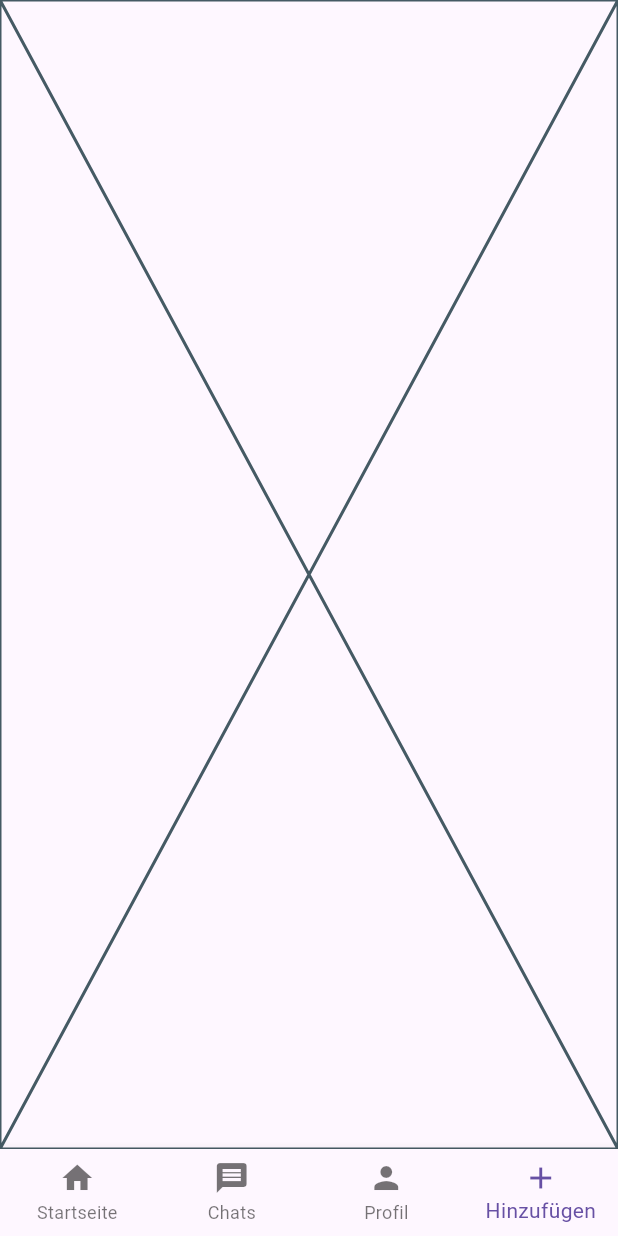
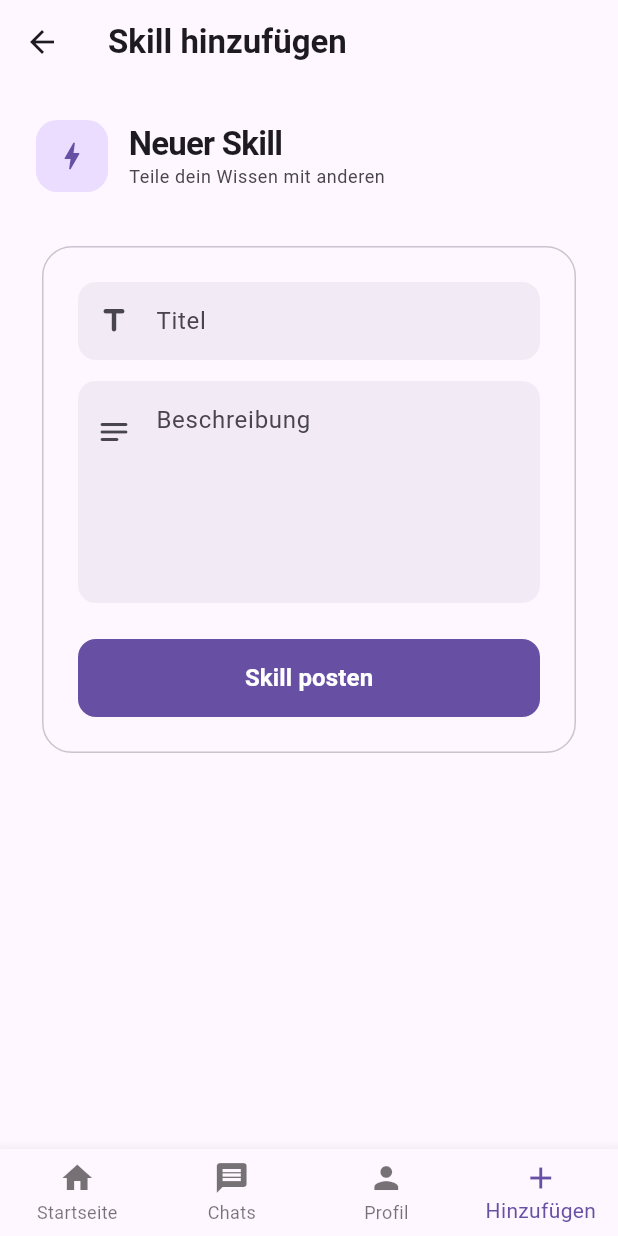
Before and after one commit to GreiFlo/wmc-project-skillable, a Flutter app: the MainScreen screen opened by its route, item 4 of the bottom bar chosen, on a phone screen of 412 x 824 dp. Run offline on Flutter 3.47's test engine with Material 3 defaults, Android fonts, the phone set to English and light mode, and no system bars; our stand-ins replace fluttertoast, geolocator, shared_preferences; accounts and stored records are empty; network calls fail.

Commit message:
implemented skill adding page

```diff
--- a/skillable_frontend/lib/components/filter_chip.dart
+++ b/skillable_frontend/lib/components/filter_chip.dart
@@ -2,13 +2,14 @@ import 'dart:ui';
 
 import 'package:flutter/material.dart';
 
-class _FilterChip extends StatelessWidget {
+class FilterChip extends StatelessWidget {
   final IconData? icon;
   final String? label;
   final bool isSelected;
   final VoidCallback onTap;
 
-  const _FilterChip({
+  const FilterChip({
+    super.key,
     this.icon,
     this.label,
     required this.isSelected,
--- a/skillable_frontend/lib/main_screen.dart
+++ b/skillable_frontend/lib/main_screen.dart
@@ -1,4 +1,5 @@
 import 'package:flutter/material.dart';
+import 'package:skillable_frontend/pages/add_skill.dart';
 import 'package:skillable_frontend/pages/home.dart';
 
 class MainScreen extends StatefulWidget {
@@ -16,8 +17,7 @@ class _MainScreenState extends State<MainScreen> {
     const HomePage(),
     const Placeholder(),
     const Placeholder(),
-    const Placeholder(),
-    const Placeholder(),
+    const AddSkillPage(),
   ];
 
   @override
--- /dev/null
+++ b/skillable_frontend/lib/pages/add_skill.dart
@@ -0,0 +1,174 @@
+import 'package:flutter/material.dart';
+import 'package:fluttertoast/fluttertoast.dart';
+import 'package:geolocator/geolocator.dart';
+import 'package:skillable_frontend/services/location_service.dart';
+import 'package:skillable_frontend/services/skills_service.dart';
+
+class AddSkillPage extends StatefulWidget {
+  const AddSkillPage({super.key});
+
+  @override
+  State<StatefulWidget> createState() {
+    return _AddSkillPage();
+  }
+}
+
+class _AddSkillPage extends State<AddSkillPage> {
+  final TextEditingController titleController = TextEditingController();
+  final TextEditingController descriptionController = TextEditingController();
+
+  @override
+  void dispose() {
+    titleController.dispose();
+    descriptionController.dispose();
+    super.dispose();
+  }
+
+
+  //AI wie prompt 4
+  @override
+  Widget build(BuildContext context) {
+    return Scaffold(
+      appBar: AppBar(
+        title: const Text(
+          'Skill hinzufügen',
+          style: TextStyle(fontWeight: FontWeight.bold),
+        ),
+      ),
+      body: SingleChildScrollView(
+        padding: const EdgeInsets.all(24),
+        child: Column(
+          crossAxisAlignment: CrossAxisAlignment.stretch,
+          children: [
+            // Header
+            Row(
+              children: [
+                Container(
+                  width: 48,
+                  height: 48,
+                  decoration: BoxDecoration(
+                    color: Theme.of(context).colorScheme.primaryContainer,
+                    borderRadius: BorderRadius.circular(14),
+                  ),
+                  child: Icon(
+                    Icons.bolt_rounded,
+                    color: Theme.of(context).colorScheme.primary,
+                  ),
+                ),
+                const SizedBox(width: 14),
+                Column(
+                  crossAxisAlignment: CrossAxisAlignment.start,
+                  children: [
+                    Text(
+                      'Neuer Skill',
+                      style: Theme.of(context).textTheme.titleLarge?.copyWith(
+                        fontWeight: FontWeight.bold,
+                        letterSpacing: -0.5,
+                      ),
+                    ),
+                    Text(
+                      'Teile dein Wissen mit anderen',
+                      style: Theme.of(context).textTheme.bodySmall?.copyWith(
+                        color: Theme.of(context).colorScheme.onSurfaceVariant,
+                      ),
+                    ),
+                  ],
+                ),
+              ],
+            ),
+
+            const SizedBox(height: 32),
+
+            Card(
+              elevation: 0,
+              shape: RoundedRectangleBorder(
+                borderRadius: BorderRadius.circular(20),
+                side: BorderSide(
+                  color: Theme.of(context).colorScheme.outlineVariant,
+                ),
+              ),
+              color: Theme.of(context).colorScheme.surface,
+              child: Padding(
+                padding: const EdgeInsets.all(24),
+                child: Column(
+                  crossAxisAlignment: CrossAxisAlignment.stretch,
+                  children: [
+                    TextField(
+                      controller: titleController,
+                      decoration: InputDecoration(
+                        labelText: 'Titel',
+                        prefixIcon: const Icon(Icons.title_rounded),
+                        border: OutlineInputBorder(
+                          borderRadius: BorderRadius.circular(12),
+                          borderSide: BorderSide.none,
+                        ),
+                        filled: true,
+                        fillColor: Theme.of(context)
+                            .colorScheme
+                            .surfaceVariant
+                            .withOpacity(0.5),
+                        contentPadding: const EdgeInsets.symmetric(
+                          horizontal: 16,
+                          vertical: 14,
+                        ),
+                      ),
+                    ),
+                    const SizedBox(height: 14),
+                    TextField(
+                      controller: descriptionController,
+                      maxLines: 5,
+                      decoration: InputDecoration(
+                        labelText: 'Beschreibung',
+                        alignLabelWithHint: true,
+                        prefixIcon: const Padding(
+                          padding: EdgeInsets.only(bottom: 80),
+                          child: Icon(Icons.notes_rounded),
+                        ),
+                        border: OutlineInputBorder(
+                          borderRadius: BorderRadius.circular(12),
+                          borderSide: BorderSide.none,
+                        ),
+                        filled: true,
+                        fillColor: Theme.of(context)
+                            .colorScheme
+                            .surfaceVariant
+                            .withOpacity(0.5),
+                        contentPadding: const EdgeInsets.symmetric(
+                          horizontal: 16,
+                          vertical: 14,
+                        ),
+                      ),
+                    ),
+                    const SizedBox(height: 24),
+                    FilledButton(
+                      onPressed: () async {
+                        Position p = await LocationService().determinePosition();
+                        await SkillsService().addSkill(title: titleController.text, description: descriptionController.text, long: p.longitude, lat: p.latitude);
+                        Fluttertoast.showToast(msg: "Skill geposted!", toastLength: Toast.LENGTH_LONG);
+                        titleController.text = '';
+                        descriptionController.text = '';
+                      },
+                      style: FilledButton.styleFrom(
+                        minimumSize: const Size.fromHeight(52),
+                        shape: RoundedRectangleBorder(
+                          borderRadius: BorderRadius.circular(12),
+                        ),
+                      ),
+                      child: const Text(
+                        'Skill posten',
+                        style: TextStyle(
+                          fontSize: 16,
+                          fontWeight: FontWeight.w600,
+                        ),
+                      ),
+                    ),
+                  ],
+                ),
+              ),
+            ),
+          ],
+        ),
+      ),
+    );
+  }
+}
--- a/skillable_frontend/lib/services/skills_service.dart
+++ b/skillable_frontend/lib/services/skills_service.dart
@@ -84,9 +84,15 @@ class SkillsService {
   }) async {
     final uri = Uri.parse(baseUrl);
 
+    var sharedPreferences = await SharedPreferences.getInstance();
+    var token = sharedPreferences.getString('token');
+
     await _client.post(
       uri,
-      headers: {'Content-Type': 'application/json'},
+      headers: {
+        'Content-Type': 'application/json',
+        'Authorization': 'Bearer $token',
+      },
       body: jsonEncode({
         "title": title,
         "description": description,
--- a/skillable_frontend/pubspec.yaml
+++ b/skillable_frontend/pubspec.yaml
@@ -9,6 +9,7 @@ environment:
 dependencies:
   flutter:
     sdk: flutter
+  fluttertoast: ^9.0.0
   geolocator: ^14.0.2
   http: ^1.6.0
   shared_preferences: ^2.5.4
```
Also changed, not shown: 1 other file.
